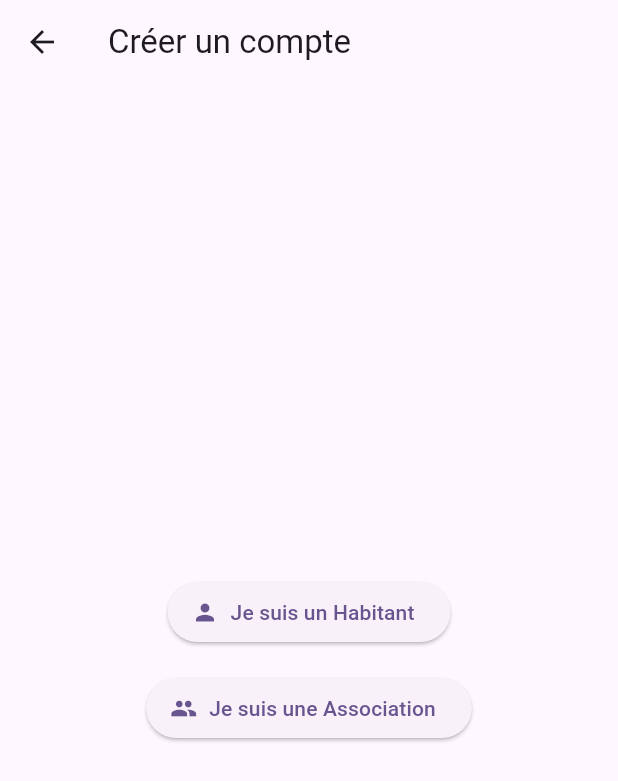
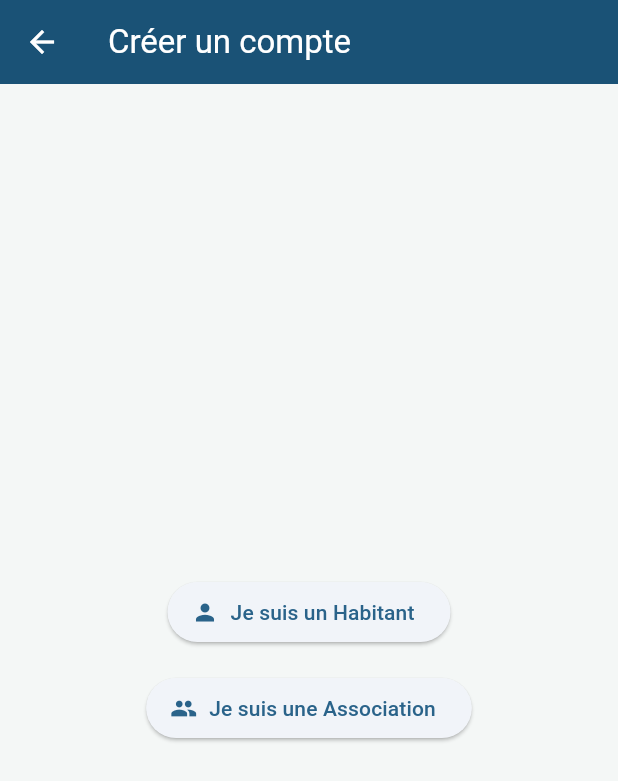
Before and after one commit to Ipios02D/D-veloppement-mobile, a Flutter app: the screen it shows after launch, after a tap on "Créer un compte", on a phone screen of 412 x 824 dp. Shown: the top 781 px of the screen. Run offline on Flutter 3.47's test engine with Material 3 defaults, Android fonts, the light colour scheme and no system bars; our stand-ins replace cloud_firestore, firebase_core; accounts and stored records are empty; generated files the repository leaves out were written again; network calls fail.

Commit message:
feat : ajout theme

```diff
--- a/citymove/lib/main.dart
+++ b/citymove/lib/main.dart
@@ -2,34 +2,52 @@ import 'package:flutter/material.dart';
 import 'package:firebase_core/firebase_core.dart';
 import 'firebase_options.dart';
 
+// Import de vos pages et de votre thème
 import 'screens/auth_pages.dart';
+import 'models/theme.dart'; // Fichier contenant CityTheme que nous allons créer
 
 void main() async {
-  // 1. S'assurer que les widgets Flutter sont liés avant d'initialiser Firebase
   WidgetsFlutterBinding.ensureInitialized();
-
-  // 2. Initialisation de Firebase
   await Firebase.initializeApp(
     options: DefaultFirebaseOptions.currentPlatform,
   );
-
-  // 3. Lancement de l'application
   runApp(const CitymoveApp());
 }
 
-class CitymoveApp extends StatelessWidget {
+class CitymoveApp extends StatefulWidget {
   const CitymoveApp({super.key});
+
+  @override
+  State<CitymoveApp> createState() => _CitymoveAppState();
+}
+
+class _CitymoveAppState extends State<CitymoveApp> {
+  // Gestion de l'état du thème (Clair par défaut)
+  ThemeMode _themeMode = ThemeMode.light;
+
+  // Fonction pour basculer le thème
+  void _toggleTheme(bool isDark) {
+    setState(() {
+      _themeMode = isDark ? ThemeMode.dark : ThemeMode.light;
+    });
+  }
 
   @override
   Widget build(BuildContext context) {
     return MaterialApp(
       title: 'Citymove',
       debugShowCheckedModeBanner: false,
-      theme: ThemeData(
-        colorScheme: ColorScheme.fromSeed(seedColor: Colors.deepPurple),
-        useMaterial3: true,
+
+      // --- CONFIGURATION DU THÈME ---
+      theme: CityTheme.light,
+      darkTheme: CityTheme.dark,
+      themeMode: _themeMode,
+
+      // On passe les paramètres du thème à notre première page (LoginPage)
+      home: LoginPage(
+        isDarkMode: _themeMode == ThemeMode.dark,
+        onThemeChanged: _toggleTheme,
       ),
-      home: const LoginPage(),
     );
   }
 }
--- /dev/null
+++ b/citymove/lib/models/theme.dart
@@ -0,0 +1,50 @@
+import 'package:flutter/material.dart';
+
+class CityTheme {
+  // Couleurs réutilisables
+  static const Color primaryBlue = Color(0xFF1A5276);
+  static const Color accentGreen = Color(0xFF2ECC71);
+
+  // Thème Clair
+  static ThemeData light = ThemeData(
+    useMaterial3: true,
+    brightness: Brightness.light,
+    primaryColor: primaryBlue,
+    colorScheme: ColorScheme.fromSeed(
+      seedColor: primaryBlue,
+      brightness: Brightness.light,
+      secondary: accentGreen,
+    ),
+    scaffoldBackgroundColor: const Color(0xFFF4F7F6),
+    appBarTheme: const AppBarTheme(
+      backgroundColor: primaryBlue,
+      foregroundColor: Colors.white,
+    ),
+    cardTheme: CardThemeData(
+      color: Colors.white,
+      elevation: 2,
+      shape: RoundedRectangleBorder(borderRadius: BorderRadius.circular(12)),
+    ),
+  );
+
+  // Thème Sombre
+  static ThemeData dark = ThemeData(
+    useMaterial3: true,
+    brightness: Brightness.dark,
+    scaffoldBackgroundColor: const Color(0xFF121212),
+    colorScheme: ColorScheme.fromSeed(
+      seedColor: primaryBlue,
+      brightness: Brightness.dark,
+      secondary: accentGreen,
+    ),
+    appBarTheme: const AppBarTheme(
+      backgroundColor: primaryBlue,
+      foregroundColor: Colors.white,
+    ),
+    cardTheme: CardThemeData(
+      color: const Color(0xFF1E1E1E),
+      elevation: 0,
+      shape: RoundedRectangleBorder(borderRadius: BorderRadius.circular(12)),
+    ),
+  );
+}
--- a/citymove/lib/screens/auth_pages.dart
+++ b/citymove/lib/screens/auth_pages.dart
@@ -3,7 +3,7 @@ import '../models/role.dart';
 import 'home_pages.dart';
 
 class LoginPage extends StatelessWidget {
-  const LoginPage({super.key});
+  const LoginPage({super.key, required void Function(bool isDark) onThemeChanged, required bool isDarkMode});
 
   @override
   Widget build(BuildContext context) {
```
